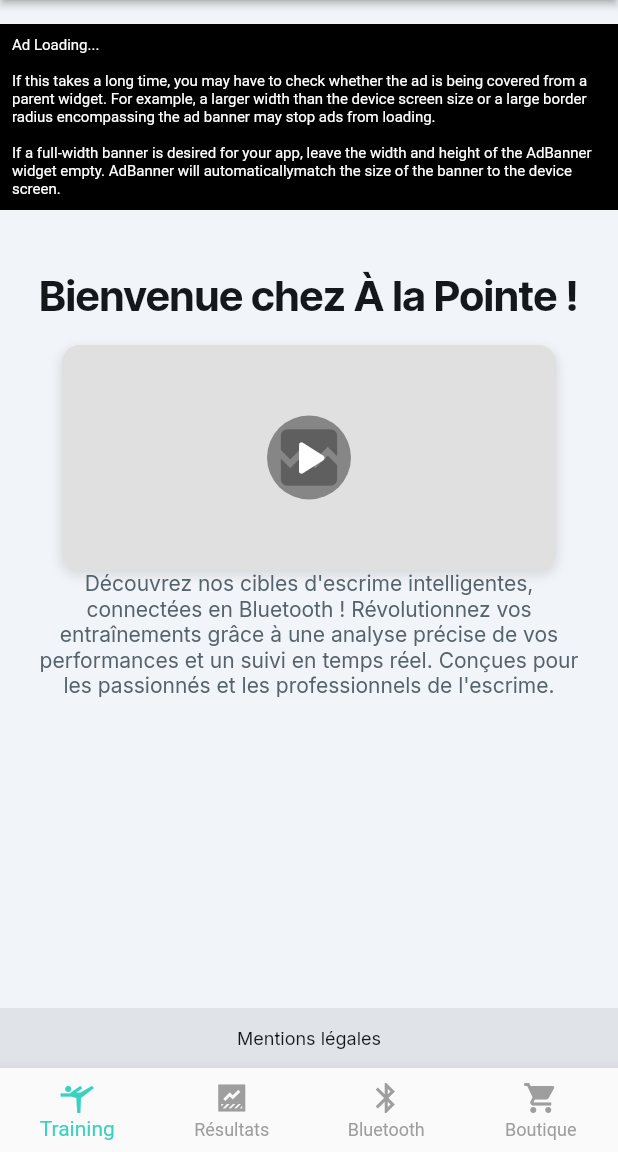
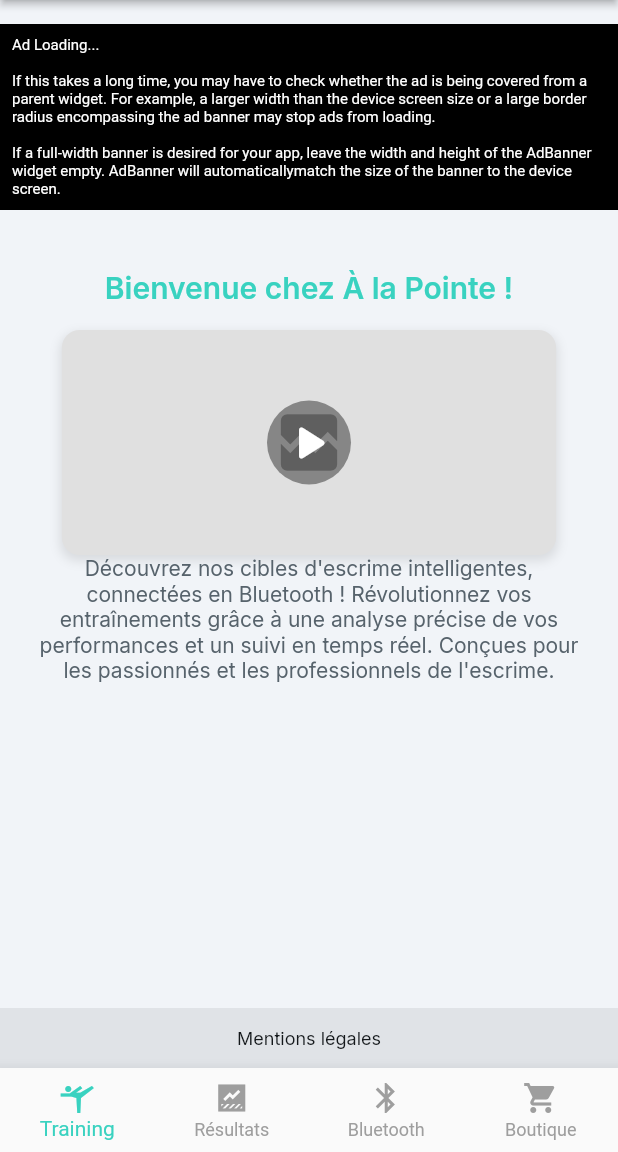
Before and after one commit to Paul-FranckDencausse/a-la-pointe, a Flutter app: the screen it shows after launch, on a phone screen of 412 x 824 dp, the part 84-1236 px from its top. Run offline on Flutter 3.47's test engine with Material 3 defaults, Android fonts, the phone set to English and light mode, and no system bars; our stand-ins replace auto_size_text, dropdown_button2, fl_chart, flutter_blue_plus, font_awesome_flutter, from_css_color and 9 more; missing offline and left inert: app_settings, json_path; network calls fail.

Commit message:
problème de police résolu

```diff
--- a/lib/pages/home_page/home_page_widget.dart
+++ b/lib/pages/home_page/home_page_widget.dart
@@ -120,18 +120,13 @@ class _HomePageWidgetState extends State<HomePageWidget> {
                       Text(
                         'Bienvenue chez À la Pointe !',
                         textAlign: TextAlign.center,
-                        style: FlutterFlowTheme.of(context)
-                            .headlineMedium
-                            .override(
-                          fontFamily: FlutterFlowTheme.of(context)
-                              .headlineMediumFamily,
-                          color:
-                          FlutterFlowTheme.of(context).primaryText,
-                          fontWeight: FontWeight.bold,
-                          useGoogleFonts: GoogleFonts.asMap().containsKey(
-                              FlutterFlowTheme.of(context)
-                                  .headlineMediumFamily),
+                        style: FlutterFlowTheme.of(context).titleLarge.override(
+                          fontFamily: GoogleFonts.inter().fontFamily, // ✅ corrige ici
+                          fontWeight: FlutterFlowTheme.of(context).titleLarge.fontWeight,
+                          fontStyle: FlutterFlowTheme.of(context).titleLarge.fontStyle,
+                          color: FlutterFlowTheme.of(context).secondary,
                         ),
+
                       ),
                       const SizedBox(height: 16),
 
--- a/lib/pages/results/results_widget.dart
+++ b/lib/pages/results/results_widget.dart
@@ -207,10 +207,10 @@ class _ResultsWidgetState extends State<ResultsWidget> {
                       ? 'Résultats pour Appareil (...${widget.deviceId!.substring(widget.deviceId!.length - 5)})'
                       : 'Résultats Généraux',
                   style: FlutterFlowTheme.of(context).titleLarge.override(
-                    fontFamily: GoogleFonts.interTight().fontFamily,
-                    fontWeight: FontWeight.w600,
+                    fontFamily: GoogleFonts.inter().fontFamily, // ✅ corrige ici
+                    fontWeight: FlutterFlowTheme.of(context).titleLarge.fontWeight,
+                    fontStyle: FlutterFlowTheme.of(context).titleLarge.fontStyle,
                     color: FlutterFlowTheme.of(context).secondary,
-                    useGoogleFonts: true,
                   ),
                   textAlign: TextAlign.center,
                 ),
--- a/pubspec.yaml
+++ b/pubspec.yaml
@@ -39,7 +39,6 @@ dependencies:
   font_awesome_flutter: 10.7.0
   from_css_color: 2.0.0
   go_router: 12.1.3
-  google_fonts: 6.1.0
   google_mobile_ads: 6.0.0
   intl: 0.20.2
   json_path: 0.7.2
@@ -72,7 +71,7 @@ dependencies:
   url_launcher_windows: 3.1.4
   flutter_blue_plus: ^1.31.14 # Ou votre version actuelle
   app_settings: ^5.1.1
-
+  google_fonts: ^6.2.1
   # The following adds the Cupertino Icons font to your application.
   # Use with the CupertinoIcons class for iOS style icons.
   cupertino_icons: ^1.0.0
```
Also changed, not shown: lib/pages/training/training_widget.dart (+6 -6 lines).
